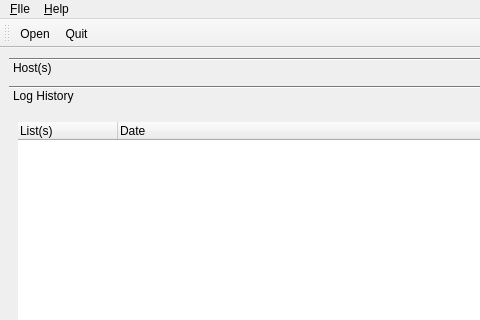
This is nmapsi4-logr/src/mainwin.ui in nmapsi4/nmapsi4 as Qt 5 draws it before an edit; both pictures show x 0 to 480 and y 0 to 320 of the 815 by 589 pixel window. The edited form follows.
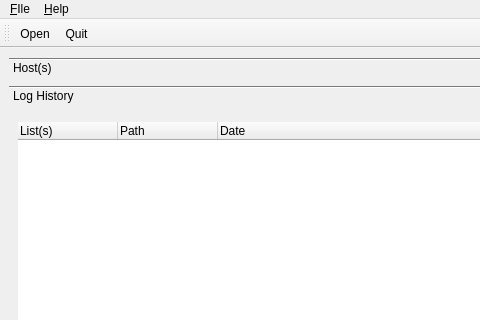
This is the edited form. The open tabs and pages were chosen to show the change. Icons and pictures are not drawn.

What changed in the file:
```diff
--- a/nmapsi4-logr/src/mainwin.ui
+++ b/nmapsi4-logr/src/mainwin.ui
@@ -118,6 +118,11 @@
             <string>List(s)</string>
            </property>
           </column>
+          <column>
+           <property name="text" >
+            <string>Path</string>
+           </property>
+          </column>
           <column>
            <property name="text" >
             <string>Date</string>
```
